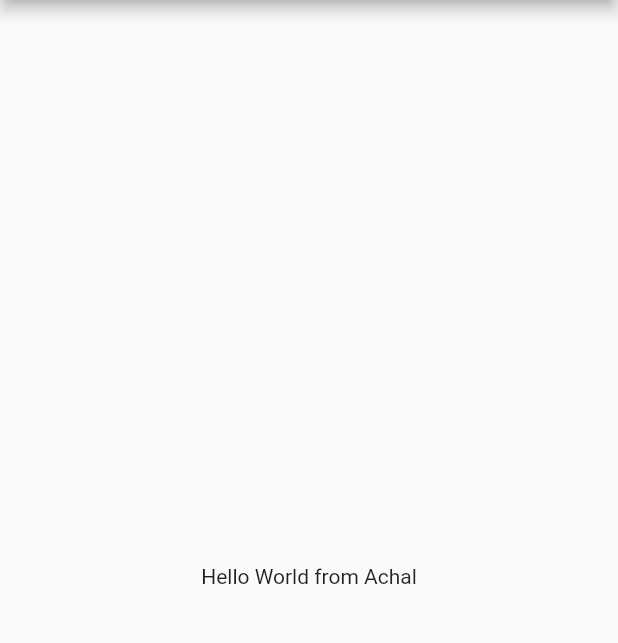
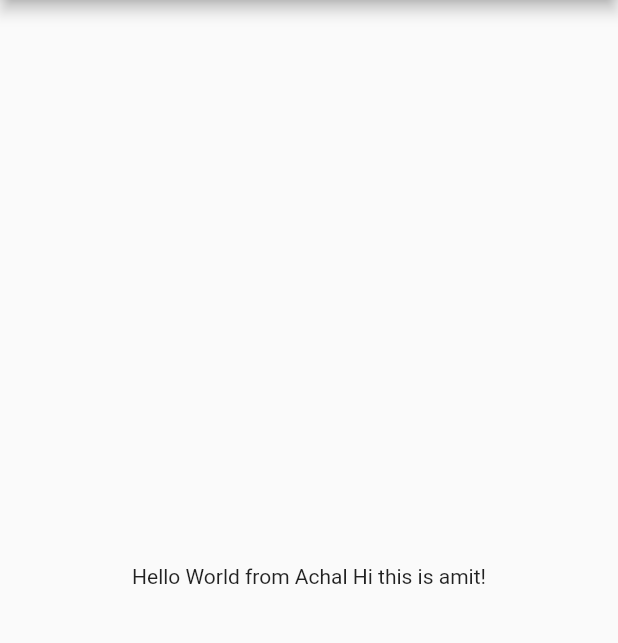
Before and after one commit to agrawalachal1304/gittest2, a Flutter app: the screen it shows after launch, on a phone screen of 412 x 824 dp, the part 84-727 px from its top. Run offline on Flutter 3.47's test engine with Material 2 defaults, Android fonts, the phone set to English and light mode, and no system bars.

Commit message:
addingmy name

```diff
--- a/lib/main.dart
+++ b/lib/main.dart
@@ -97,9 +97,7 @@ class _MyHomePageState extends State<MyHomePage> {
           // horizontal).
           mainAxisAlignment: MainAxisAlignment.center,
           children: <Widget>[
-            Text(
-              'Hello World from Achal',
-            ),
+            Text('Hello World from Achal Hi this is amit!'),
 //            Text(
 //              '$_counter',
 //              style: Theme.of(context).textTheme.headline4,
```
Also changed, not shown: pubspec.lock.
